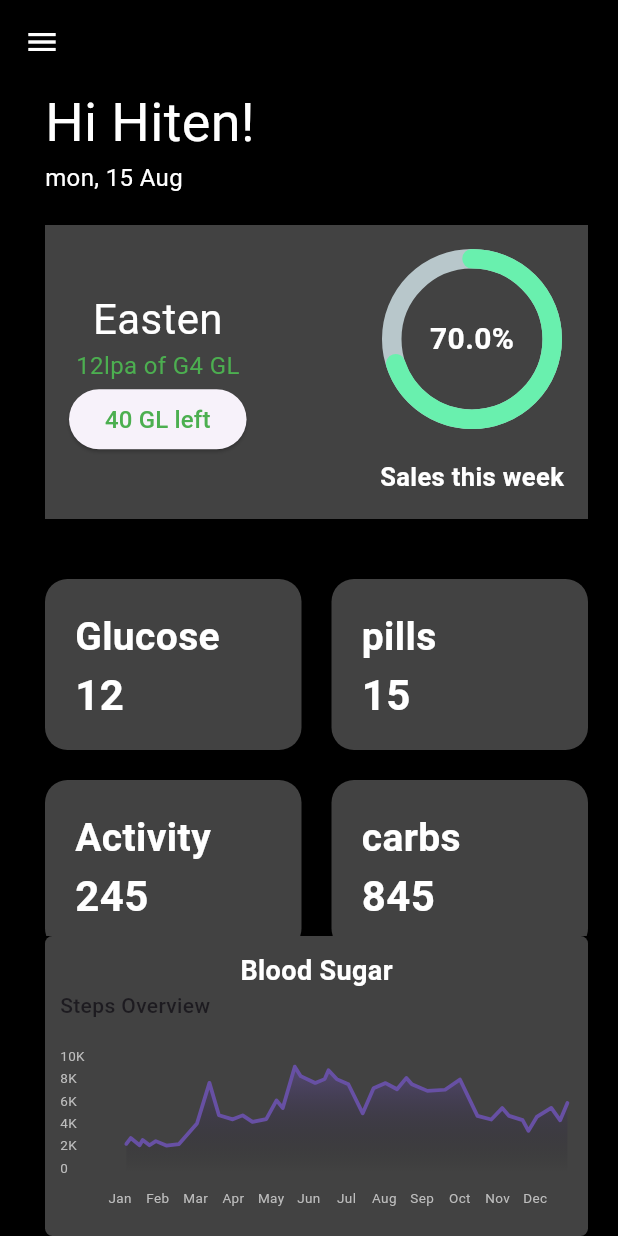
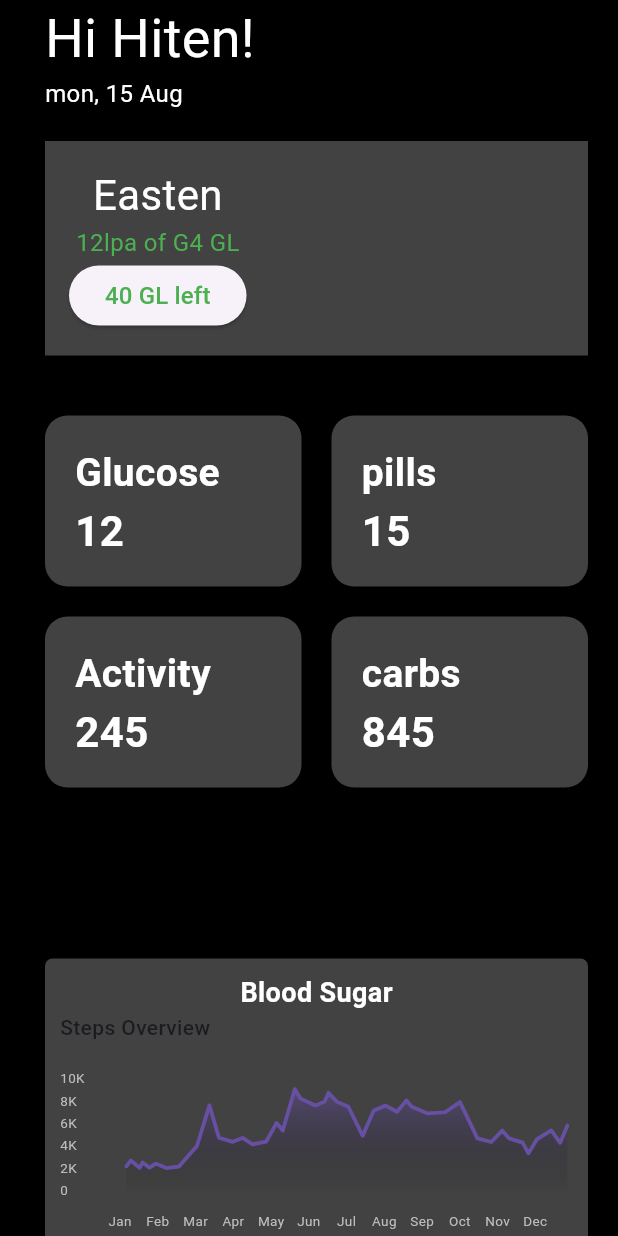
Before and after one commit to aisha06/responsible_ui, a Flutter app: the screen it shows after launch, on a phone screen of 412 x 824 dp. Run offline on Flutter 3.47's test engine with Material 2 defaults, Android fonts, the phone set to English and light mode, and no system bars; drawn by our look-alikes of fl_chart, percent_indicator.

Commit message:
responsive ui done

```diff
--- /dev/null
+++ b/lib/Views/dashboardScreen.dart
@@ -0,0 +1,105 @@
+
+import 'package:flutter/material.dart';
+import 'package:percent_indicator/circular_percent_indicator.dart';
+import 'package:untitled/component/gridView.dart';
+import 'package:untitled/component/line_chart.dart';
+import 'package:untitled/component/responsiveUi.dart';
+
+class DashoardScreen extends StatelessWidget{
+  @override
+  Widget build(BuildContext context) {
+    // TODO: implement build
+   return SingleChildScrollView(
+          child: Container(
+            margin: const EdgeInsets.only(left: 30.0, right: 20.0),
+            child: SafeArea(
+              child: Column(
+                // mainAxisAlignment: MainAxisAlignment.center,
+                children: [
+                  const Align(
+                    alignment: Alignment.topLeft,
+                    child: Text(
+                      "Hi Hiten!",
+                      style: TextStyle(color: Colors.white, fontSize: 36.0),
+                    ),
+                  ),
+                  const Align(
+                    alignment: Alignment.centerLeft,
+                    child: Text(
+                      "mon, 15 Aug",
+                      style: TextStyle(color: Colors.white, fontSize: 16.0),
+                    ),
+                  ),
+                  const SizedBox(
+                    height: 20.0,
+                  ),
+
+                  Container(
+                    padding: const EdgeInsets.all(16.0),
+                    color: Colors.grey[800],
+                    child: Row(
+                      children: [
+                        Column(
+                          children: [
+                            Text(
+                              "Easten",
+                              style:
+                                  TextStyle(color: Colors.white, fontSize: 28),
+                            ),
+                            Text(
+                              "12lpa of G4 GL",
+                              style:
+                                  TextStyle(color: Colors.green, fontSize: 16),
+                            ),
+                            ElevatedButton(
+                              style: ButtonStyle(),
+                              onPressed: () {},
+                              child: Text(
+                                "40 GL left",
+                                style: TextStyle(
+                                    color: Colors.green, fontSize: 16),
+                              ),
+                            )
+                          ],
+                        ),
+                        Spacer(),
+
+                      ],
+                    ),
+                  ),
+                  const SizedBox(
+                    height: 40.0,
+                  ),
+                  AspectRatio(
+                    aspectRatio: Responsive.isMobile(context)?1:4,
+                    child: GridViewscreen(),
+                  ),
+                  Container(
+                    padding: const EdgeInsets.all(10.0),
+                    decoration: BoxDecoration(
+                        color: Colors.grey[800],
+                        borderRadius: BorderRadius.circular(5)),
+                    child: Align(
+                      alignment: Alignment.centerLeft,
+                      child: Column(
+                        children: [
+                          Text(
+                            "Blood Sugar",
+                            style: TextStyle(
+                                color: Colors.white,
+                                fontSize: 18.0,
+                                fontWeight: FontWeight.bold),
+                          ),
+                          LineChartCard()
+                        ],
+                      ),
+                    ),
+                  ),
+
+                ],
+              ),
+            ),
+          ));
+  }
+
+}
--- a/lib/Views/destop.dart
+++ /dev/null
@@ -1,22 +0,0 @@
-import 'package:flutter/material.dart';
-import 'package:untitled/component/drawerView.dart';
-
-
-class DestopView extends StatelessWidget {
-  const DestopView({super.key});
-
-  @override
-  Widget build(BuildContext context) {
-    return Scaffold(
-      drawer: DrawerView(),
-      // body:Row(
-      // children: [
-      //   CircleAvatar(
-      //     radius: 80.0,
-      //     backgroundColor: Colors.red,
-      //   )
-      // ],
-      // )
-      );
-  }
-}
--- a/lib/Views/home.dart
+++ b/lib/Views/home.dart
@@ -1,20 +1,62 @@
 import 'package:flutter/material.dart';
-import 'package:untitled/Views/destop.dart';
-import 'package:untitled/Views/mobileview.dart';
-import 'package:untitled/Views/tabletView.dart';
+import 'package:percent_indicator/circular_percent_indicator.dart';
+import 'package:untitled/Views/dashboardScreen.dart';
+import 'package:untitled/Views/sidemenu.dart';
+
+import 'package:untitled/component/drawerView.dart';
+import 'package:untitled/component/gridView.dart';
+import 'package:untitled/component/line_chart.dart';
 import 'package:untitled/component/responsiveUi.dart';
 
 class Home extends StatelessWidget {
-  const Home({super.key});
-
+  Home({super.key});
+  final GlobalKey<ScaffoldState> _scaffoldKey = GlobalKey();
   @override
   Widget build(BuildContext context) {
     return Scaffold(
-      body: ResponsiveUi(
-        mobile: MobileView(),
-        destop: DestopView(),
-        teblet: TabletView(),
-      ),
-    );
+        key: _scaffoldKey,
+        backgroundColor: Colors.black,
+        // appBar: AppBar(
+        //   iconTheme: const IconThemeData(
+        //     color: Colors.white, //change your color here
+        //   ),
+        //   elevation: 0.0,
+        //  backgroundColor: Colors.transparent,
+        // ),
+        // drawer: DrawerView(),
+        drawer: Responsive.isMobile(context)
+            ? SizedBox(width: 250, child: DrawerView())
+            : null,
+        endDrawer: Responsive.isMobile(context)
+            ? SizedBox(width: 250, child: SideMenu())
+            : null,
+
+        body: Row(crossAxisAlignment: CrossAxisAlignment.start, children: [
+          if (Responsive.isDesktop(context))
+            Expanded(
+              // flex: 1,
+              child: const DrawerHeader(
+                child: CircleAvatar(
+                  radius: 20,
+                  backgroundColor: Colors.yellow,
+                ), //BoxDecoration
+              ), //DrawerHeader
+            ),
+          Expanded(
+              flex: 4,
+              child: Container(
+                color: Colors.transparent,
+                child: DashoardScreen(),
+              )),
+
+
+          if (Responsive.isDesktop(context))
+            Expanded(
+              flex: 2,
+              child: SideMenu(),
+            )
+        ]));
   }
-}
+
+
+  }
--- a/lib/Views/mobileview.dart
+++ /dev/null
@@ -1,132 +0,0 @@
-import 'package:flutter/material.dart';
-import 'package:percent_indicator/circular_percent_indicator.dart';
-import 'package:untitled/component/drawerView.dart';
-import 'package:untitled/component/gridView.dart';
-import 'package:untitled/component/line_chart.dart';
-
-class MobileView extends StatelessWidget {
-  const MobileView({super.key});
-
-  @override
-  Widget build(BuildContext context) {
-    return Scaffold(
-        resizeToAvoidBottomInset: false,
-        backgroundColor: Colors.black,
-        appBar: AppBar(
-          // title: Text("Hi Hiten!",
-          // style: TextStyle(color: Colors.white),),
-          iconTheme: const IconThemeData(
-            color: Colors.white, //change your color here
-          ),
-          elevation: 0.0,
-          backgroundColor: Colors.transparent,
-        ),
-        drawer: DrawerView(),
-        body: Container(
-          margin: const EdgeInsets.only(left: 30.0, right: 20.0),
-          child: Column(
-            // mainAxisAlignment: MainAxisAlignment.center,
-            children: [
-              const Align(
-                alignment: Alignment.topLeft,
-                child: Text(
-                  "Hi Hiten!",
-                  style: TextStyle(color: Colors.white, fontSize: 36.0),
-                ),
-              ),
-              const Align(
-                alignment: Alignment.centerLeft,
-                child: Text(
-                  "mon, 15 Aug",
-                  style: TextStyle(color: Colors.white, fontSize: 16.0),
-                ),
-              ),
-              const SizedBox(
-                height: 20.0,
-              ),
-              Container(
-                padding: const EdgeInsets.all(16.0),
-                color: Colors.grey[800],
-                child: Row(
-                  children: [
-                    Column(
-                      children: [
-                        Text(
-                          "Easten",
-                          style: TextStyle(color: Colors.white, fontSize: 28),
-                        ),
-                        Text(
-                          "12lpa of G4 GL",
-                          style: TextStyle(color: Colors.green, fontSize: 16),
-                        ),
-                        ElevatedButton(
-                          style: ButtonStyle(),
-                          onPressed: () {},
-                          child: Text(
-                            "40 GL left",
-                            style: TextStyle(color: Colors.green, fontSize: 16),
-                          ),
-                        )
-                      ],
-                    ),
-                    Spacer(),
-                    CircularPercentIndicator(
-                      radius: 60.0,
-                      lineWidth: 13.0,
-                      animation: true,
-                      percent: 0.7,
-                      center: Text(
-                        "70.0%",
-                        style: TextStyle(
-                            fontWeight: FontWeight.bold,
-                            fontSize: 20.0,
-                            color: Colors.white),
-                      ),
-                      footer: Container(
-                        margin: EdgeInsets.only(top: 20.0),
-                        child: Text(
-                          "Sales this week",
-                          style: TextStyle(
-                              fontWeight: FontWeight.bold,
-                              fontSize: 17.0,
-                              color: Colors.white),
-                        ),
-                      ),
-                      circularStrokeCap: CircularStrokeCap.round,
-                      progressColor: Colors.greenAccent,
-                    ),
-                  ],
-                ),
-              ),
-              const SizedBox(
-                height: 40.0,
-              ),
-              Expanded(
-                child: GridViewscreen(),
-              ),
-              Container(
-                padding: const EdgeInsets.all(10.0),
-                decoration: BoxDecoration(
-                    color: Colors.grey[800],
-                    borderRadius: BorderRadius.circular(5)),
-                child: Align(
-                  alignment: Alignment.centerLeft,
-                  child: Column(
-                    children: [
-                      Text(
-                        "Blood Sugar",
-                        style: TextStyle(
-                            color: Colors.white,
-                            fontSize: 18.0,
-                            fontWeight: FontWeight.bold),
-                      ),
-                      LineChartCard()
-                    ],
-                  ),
-                ),
-              )
-            ],
-          ),
-        ));
-  }
-}
--- /dev/null
+++ b/lib/Views/sidemenu.dart
@@ -0,0 +1,48 @@
+import 'package:flutter/material.dart';
+import 'package:flutter/widgets.dart';
+import 'package:percent_indicator/circular_percent_indicator.dart';
+
+class SideMenu extends StatelessWidget{
+  @override
+  Widget build(BuildContext context) {
+    return Column(
+              mainAxisAlignment: MainAxisAlignment.start,
+              children: [
+                SizedBox(height: 40.0,),
+                Align(alignment: Alignment.centerLeft,
+                  child: Text("Storage Details",
+                  style: TextStyle(fontSize: 20.0,fontWeight: FontWeight.bold,color: Colors.white),),
+                ),
+                Container(
+                  margin: EdgeInsets.only(top: 40.0),
+                  child: CircularPercentIndicator(
+                    radius: 80.0,
+                    lineWidth: 16.0,
+                    animation: true,
+                    percent: 0.7,
+                    center: Text(
+                      "70.0%",
+                      style: TextStyle(
+                          fontWeight: FontWeight.bold,
+                          fontSize: 20.0,
+                          color: Colors.white),
+                     ),
+                    footer: Container(
+                      margin: EdgeInsets.only(top: 20.0),
+                      child: Text(
+                        "Sales this week",
+                        style: TextStyle(
+                            fontWeight: FontWeight.bold,
+                            fontSize: 17.0,
+                            color: Colors.white),
+                      ),
+                    ),
+                    circularStrokeCap: CircularStrokeCap.round,
+                    progressColor: Colors.greenAccent,
+                  ),
+                ),
+              ],
+            );
+  }
+
+}
--- a/lib/Views/tabletView.dart
+++ /dev/null
@@ -1,11 +0,0 @@
-import 'package:flutter/material.dart';
-
-class TabletView extends StatelessWidget{
-  @override
-  Widget build(BuildContext context) {
-    return Scaffold(
-
-    );
-  }
-
-}
--- a/lib/component/drawerView.dart
+++ b/lib/component/drawerView.dart
@@ -8,6 +8,7 @@ class DrawerView extends StatelessWidget {
   Widget build(BuildContext context) {
     return Drawer(
       child: ListView(
+
         padding: const EdgeInsets.all(0),
         children: [
           const DrawerHeader(
@@ -56,6 +57,7 @@ class DrawerView extends StatelessWidget {
               Navigator.pop(context);
             },
           ),
+
         ],
       ),
     ); //Drawer
--- a/lib/component/gridView.dart
+++ b/lib/component/gridView.dart
@@ -12,7 +12,7 @@ class GridViewscreen extends StatelessWidget {
         shrinkWrap: true,
         itemCount: 4,
         gridDelegate: const SliverGridDelegateWithMaxCrossAxisExtent(
-            maxCrossAxisExtent: 200,
+            maxCrossAxisExtent: 210,
             childAspectRatio: 3 / 2,
             crossAxisSpacing: 20,
             mainAxisSpacing: 20),
--- a/lib/component/responsiveUi.dart
+++ b/lib/component/responsiveUi.dart
@@ -1,26 +1,13 @@
-import 'package:flutter/cupertino.dart';
+import 'package:flutter/material.dart';
 
-class ResponsiveUi extends StatelessWidget {
-  final Widget destop;
-  final Widget teblet;
-  final Widget mobile;
+class Responsive {
+  static bool isMobile(BuildContext context) =>
+      MediaQuery.of(context).size.width < 850;
 
-  const ResponsiveUi(
-      {super.key,
-      required this.destop,
-      required this.teblet,
-      required this.mobile});
+  static bool isTablet(BuildContext context) =>
+      MediaQuery.of(context).size.width < 1100 &&
+      MediaQuery.of(context).size.width >= 850;
 
-  @override
-  Widget build(BuildContext context) {
-    return LayoutBuilder(builder: (BuildContext context, constarints) {
-      if (constarints.maxWidth < 550) {
-        return mobile;
-      } else if (constarints.maxWidth < 1100 &&constarints.maxWidth > 550) {
-        return teblet;
-      } else {
-        return destop;
-      }
-    });
-  }
+  static bool isDesktop(BuildContext context) =>
+      MediaQuery.of(context).size.width >= 1100;
 }
--- a/lib/main.dart
+++ b/lib/main.dart
@@ -23,7 +23,7 @@ class MyApp extends StatelessWidget {
         // colorScheme: ColorScheme.fromSeed(seedColor: Colors.deepPurple),
         useMaterial3: true,
       ),
-      home: const Home(),
+      home:  Home(),
     );
   }
 }
```
Lines whose indentation alone changed are shown as unchanged.
